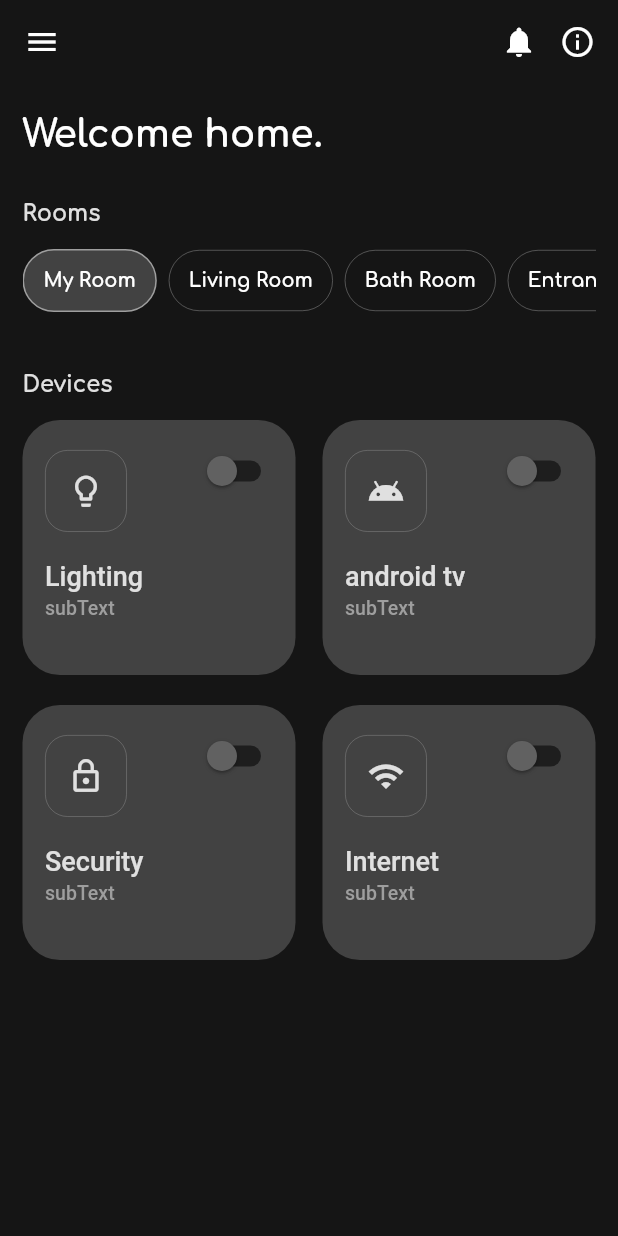
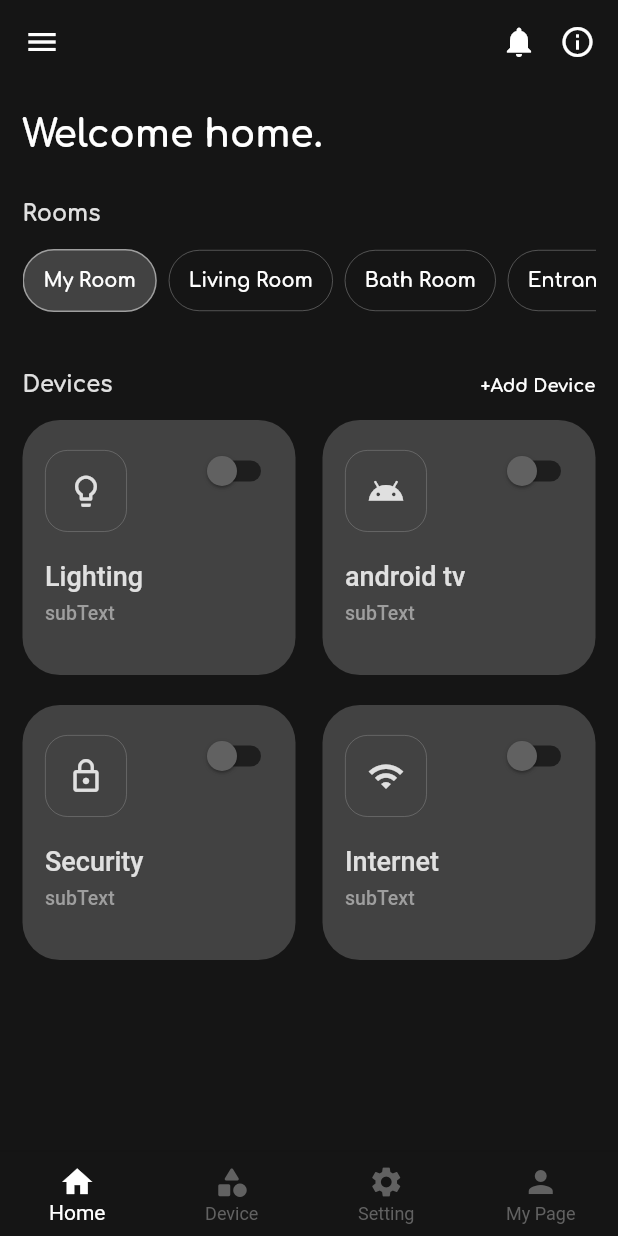
Before and after one commit to knsrmnm/flutter_smart_home_app, a Flutter app: the screen it shows after launch, on a phone screen of 412 x 824 dp. Run offline on Flutter 3.47's test engine with Material 2 defaults, Android fonts, the phone set to English and light mode, and no system bars.

```diff
--- a/lib/main.dart
+++ b/lib/main.dart
@@ -12,6 +12,12 @@ class MyApp extends StatelessWidget {
       title: 'Smart Home',
       debugShowCheckedModeBanner: false,
       theme: ThemeData(
+        scaffoldBackgroundColor: Color(0xFF151515),
+        bottomNavigationBarTheme: BottomNavigationBarThemeData(
+          backgroundColor: Color(0xFF151515),
+          selectedItemColor: Colors.white,
+          unselectedItemColor: Colors.grey[700]
+        )
       ),
       home: HomeScreen(),
     );
--- a/lib/screen/home_screen.dart
+++ b/lib/screen/home_screen.dart
@@ -11,11 +11,11 @@ class _HomeScreenState extends State<HomeScreen> {
   bool _switch2 = false;
   bool _switch3 = false;
   bool _switch4 = false;
+  int _currentIndex = 0;
   @override
   Widget build(BuildContext context) {
     Size size = MediaQuery.of(context).size;
     return Scaffold(
-      backgroundColor: Color(0xFF151515),
       appBar: AppBar(
         backgroundColor: Color(0xFF151515),
         leading: Icon(Icons.menu, color: Colors.white),
@@ -31,6 +31,33 @@ class _HomeScreenState extends State<HomeScreen> {
               ],
             ),
           )
+        ],
+      ),
+      bottomNavigationBar: BottomNavigationBar(
+        type: BottomNavigationBarType.fixed,
+        currentIndex: _currentIndex,
+        onTap: (index) {
+          setState(() {
+            _currentIndex = index;
+          });
+        },
+        items: [
+          BottomNavigationBarItem(
+            icon: Icon(Icons.home),
+            label: ("Home"),
+          ),
+          BottomNavigationBarItem(
+            icon: Icon(Icons.category_rounded),
+            label: ("Device"),
+          ),
+          BottomNavigationBarItem(
+            icon: Icon(Icons.settings),
+            label: ("Setting"),
+          ),
+          BottomNavigationBarItem(
+            icon: Icon(Icons.person),
+            label: ("My Page"),
+          ),
         ],
       ),
       body: SafeArea(
@@ -66,7 +93,13 @@ class _HomeScreenState extends State<HomeScreen> {
                   ),
                 ),
                 const SizedBox(height: 40.0),
-                Text("Devices", style: TextStyle(fontSize: 15.0, color: Colors.grey[300], fontFamily: 'Comfortaa')),
+                Row(
+                  mainAxisAlignment: MainAxisAlignment.spaceBetween,
+                  children: [
+                    Text("Devices", style: TextStyle(fontSize: 15.0, color: Colors.grey[300], fontFamily: 'Comfortaa')),
+                    Text("+Add Device", style: TextStyle(fontSize: 12.0, color: Colors.white, fontFamily: 'Comfortaa')),
+                  ],
+                ),
                 const SizedBox(height: 15.0),
                 Row(
                   children: [
@@ -202,7 +235,7 @@ Widget _makeDeviceEl(String name, String subText, IconData icon, double width, W
             ),
           ),
           Align(
-            alignment: const Alignment(-1, 0.6),
+            alignment: const Alignment(-1, 0.65),
             child: Padding(
               padding: EdgeInsets.only(left: 5.0),
               child: Text(
```
